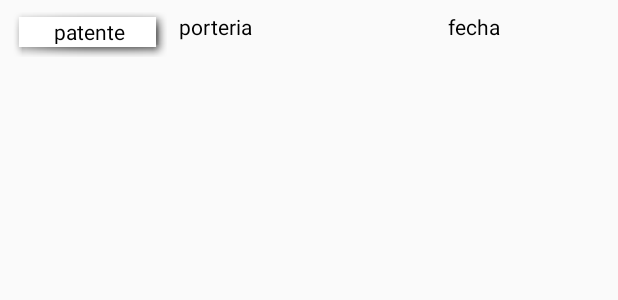
After one commit to Grupo4Priscila/ProyectoFinal, an Android app: the layout registro.xml on its own in the app's theme, with its tools: preview values and no code run, on a phone screen of 412 x 824 dp. The commit adds this screen. Shown: the top 300 px of the screen. Run offline under Robolectric (Android 15) with nearby library versions, the phone set to English and light mode, and no system bars.

Commit message:
Creacion activity y adaptador de los Registros y layouts de registro

```diff
--- a/app/build.gradle
+++ b/app/build.gradle
@@ -99,7 +99,7 @@ dependencies {
 
     // Logback Android Core Module
     implementation 'com.github.tony19:logback-android-core:1.1.1-6'
-    implementation ('com.github.tony19:logback-android-classic:1.1.1-6') {
+    implementation('com.github.tony19:logback-android-classic:1.1.1-6') {
         // workaround issue #73
         exclude group: 'com.google.android', module: 'android'
     }
--- a/app/src/main/AndroidManifest.xml
+++ b/app/src/main/AndroidManifest.xml
@@ -19,8 +19,9 @@
                 <category android:name="android.intent.category.LAUNCHER" />
             </intent-filter>
         </activity>
-        <activity android:name=".activity.PopActivity"></activity>
-        <activity android:name=".activity.ActivityListPatente"></activity>
+        <activity android:name=".activity.PopActivity" />
+        <activity android:name=".activity.ActivityListPatente" />
+        <activity android:name=".activity.RegistroActivity"></activity>
     </application>
 
 </manifest>
--- a/app/src/main/java/cl/ucn/disc/dam/autolog/activity/ActivityListPatente.java
+++ b/app/src/main/java/cl/ucn/disc/dam/autolog/activity/ActivityListPatente.java
@@ -23,14 +23,12 @@ import cl.ucn.disc.dam.autolog.model.Vehiculo;
 public class ActivityListPatente extends AppCompatActivity {
 
     ListView listaVehiculos;
- //   ArrayList<Vehiculo> lista;
     @Override
     protected void onCreate(Bundle savedInstanceState) {
         super.onCreate(savedInstanceState);
         setContentView(R.layout.activity_list_patente);
 
         listaVehiculos = (ListView) findViewById(R.id.listpatente);
-  //      lista = new ArrayList<Vehiculo>();
 
         Persona p1 = new Persona();
         Vehiculo v2 = new Vehiculo();
@@ -70,8 +68,9 @@ public class ActivityListPatente extends AppCompatActivity {
         List<Vehiculo> lista = SQLite.select().from(Vehiculo.class).queryList();
 
         Adaptador adaptador = new Adaptador(getApplicationContext(),lista);
+        listaVehiculos.setAdapter(adaptador);
 
-        listaVehiculos.setAdapter(adaptador);
+
         listaVehiculos.setOnItemClickListener(new AdapterView.OnItemClickListener() {
             @Override
             public void onItemClick(AdapterView<?> parent, View view, int position, long id) {
--- a/app/src/main/java/cl/ucn/disc/dam/autolog/model/Registro.java
+++ b/app/src/main/java/cl/ucn/disc/dam/autolog/model/Registro.java
@@ -20,6 +20,8 @@ import lombok.Setter;
 /**
  * Created by PriscilaGonzalez on 30-11-2017.
  */
+//TODO: cambiar fecha de string a date
+
 @Table(database = MyDatabase.class)
 public class Registro extends BaseModel implements Serializable{
     /**
@@ -52,8 +54,8 @@ public class Registro extends BaseModel implements Serializable{
     @Column
     @Getter
     @Setter
-    Date fecha;
-
+   // Date fecha;
+String fecha;
 
     @Override
     public String toString(){
--- /dev/null
+++ b/app/src/main/res/layout/registro.xml
@@ -0,0 +1,68 @@
+<?xml version="1.0" encoding="utf-8"?>
+<android.support.constraint.ConstraintLayout xmlns:android="http://schemas.android.com/apk/res/android"
+    xmlns:app="http://schemas.android.com/apk/res-auto"
+    xmlns:tools="http://schemas.android.com/tools"
+    android:id="@+id/linearLayout"
+    android:layout_width="match_parent"
+    android:orientation="vertical"
+    android:layout_height="match_parent">
+
+    <android.support.constraint.ConstraintLayout xmlns:android="http://schemas.android.com/apk/res/android"
+        android:id="@+id/linearLayout2"
+        android:layout_width="match_parent"
+        android:layout_height="90dp"
+        tools:ignore="MissingConstraints"
+        tools:layout_editor_absoluteX="0dp">
+
+        <TextView
+            android:id="@+id/patente"
+            android:layout_width="103dp"
+            android:layout_height="30dp"
+            android:layout_marginStart="8dp"
+            android:layout_marginTop="8dp"
+            android:allowUndo="false"
+            android:background="@android:drawable/picture_frame"
+            android:fontFamily="@font/fe"
+            android:gravity="center"
+            android:paddingLeft="5dp"
+            android:paddingRight="5dp"
+            android:text="patente"
+            android:textColor="@android:color/background_dark"
+            app:layout_constraintStart_toStartOf="parent"
+            app:layout_constraintTop_toTopOf="parent"
+            tools:ignore="MissingConstraints" />
+
+        <TextView
+            android:id="@+id/fecha"
+            android:layout_width="66dp"
+            android:layout_height="30dp"
+            android:layout_marginEnd="8dp"
+            android:layout_marginStart="8dp"
+            android:layout_marginTop="8dp"
+            android:onClick="ShowPopup_datos"
+            android:text="fecha"
+            android:textColor="@android:color/background_dark"
+            app:layout_constraintEnd_toEndOf="parent"
+            app:layout_constraintStart_toEndOf="@+id/porteria"
+            app:layout_constraintTop_toTopOf="parent"
+            tools:ignore="MissingConstraints" />
+
+
+        <TextView
+            android:id="@+id/porteria"
+            android:layout_width="131dp"
+            android:layout_height="28dp"
+            android:layout_marginStart="8dp"
+            android:layout_marginTop="8dp"
+            android:text="porteria"
+            android:textColor="@android:color/background_dark"
+            app:layout_constraintStart_toEndOf="@+id/patente"
+            app:layout_constraintTop_toTopOf="parent"
+            tools:ignore="MissingConstraints" />
+
+
+
+    </android.support.constraint.ConstraintLayout>
+
+
+</android.support.constraint.ConstraintLayout>
```
Also changed, not shown: app/src/main/java/cl/ucn/disc/dam/autolog/activity/MainActivity.java (+11 -0 lines), app/src/main/java/cl/ucn/disc/dam/autolog/activity/PopActivity.java (+5 -2 lines), app/src/main/java/cl/ucn/disc/dam/autolog/activity/RegistroActivity.java (added, +42 -0 lines), app/src/main/java/cl/ucn/disc/dam/autolog/adapters/AdaptadorRegistro.java (added, +120 -0 lines), app/src/main/res/layout/activity_registro.xml (added, +14 -0 lines).
